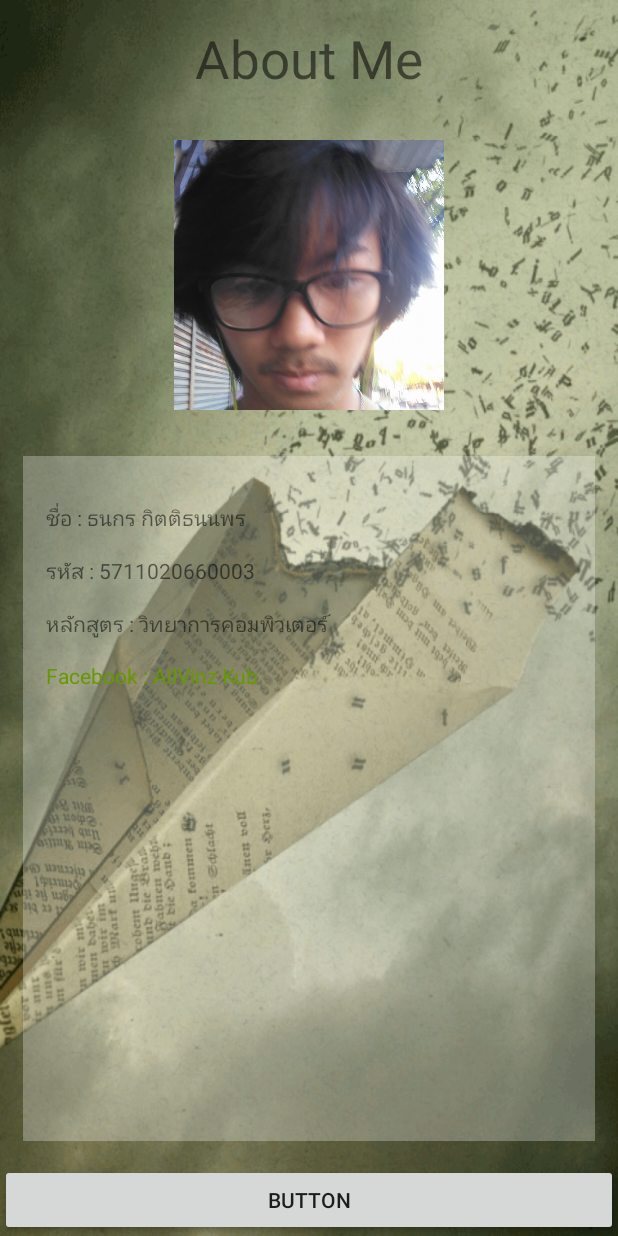
After one commit to AllvinZ/Myfirstapp, an Android app: the aboutme screen opened directly, with no data from a screen before it, on a phone screen of 412 x 824 dp. The commit adds this screen. Run offline under Robolectric (Android 15) with nearby library versions, the phone set to English and light mode, and no system bars.

Commit message:
Test1 Complete

```diff
--- a/app/build.gradle
+++ b/app/build.gradle
@@ -25,5 +25,6 @@ dependencies {
         exclude group: 'com.android.support', module: 'support-annotations'
     })
     compile 'com.android.support:appcompat-v7:25.1.1'
+    compile 'com.android.support.constraint:constraint-layout:1.0.2'
     testCompile 'junit:junit:4.12'
 }
--- a/app/src/main/AndroidManifest.xml
+++ b/app/src/main/AndroidManifest.xml
@@ -15,7 +15,8 @@
                 <category android:name="android.intent.category.LAUNCHER" />
             </intent-filter>
         </activity>
-        <activity android:name=".Detail"></activity>
+        <activity android:name=".Detail" />
+        <activity android:name=".aboutme"></activity>
     </application>
 
 </manifest>
--- a/app/src/main/java/comsci/adoublelz/myfirstapp/MainActivity.java
+++ b/app/src/main/java/comsci/adoublelz/myfirstapp/MainActivity.java
@@ -6,6 +6,7 @@ import android.support.v7.app.AppCompatActivity;
 import android.os.Bundle;
 import android.view.View;
 import android.widget.AdapterView;
+import android.widget.Button;
 import android.widget.ListView;
 
 public class MainActivity extends AppCompatActivity {
@@ -63,9 +64,19 @@ public class MainActivity extends AppCompatActivity {
 
             }
         });
+        Button button = (Button) findViewById(R.id.btnAboutme);
+        button.setOnClickListener(new View.OnClickListener() {
+            @Override
+            public void onClick(View v) {
+                Intent intent = new Intent(MainActivity.this,aboutme.class);
+                startActivity(intent);
+            }
+        });
+
+    }
 
 
-    } /* Main Class onCreate*/
+    /* Main Class onCreate*/
 
     public void onClickMoreInfo(View view) {
         Intent intent = new Intent(Intent.ACTION_VIEW);
--- /dev/null
+++ b/app/src/main/java/comsci/adoublelz/myfirstapp/aboutme.java
@@ -0,0 +1,29 @@
+package comsci.adoublelz.myfirstapp;
+
+import android.content.Intent;
+import android.net.Uri;
+import android.support.v7.app.AppCompatActivity;
+import android.os.Bundle;
+import android.view.View;
+
+public class aboutme extends AppCompatActivity {
+
+    @Override
+    protected void onCreate(Bundle savedInstanceState) {
+        super.onCreate(savedInstanceState);
+        setContentView(R.layout.activity_aboutme);
+    }
+
+    public void facebook (View view) {
+        Intent intent = new Intent(Intent.ACTION_VIEW);
+        intent.setData(Uri.parse("https://www.facebook.com/MomuntineZ"));
+        startActivity(intent);
+
+    }
+
+    public void onclickBack (View view ){
+        finish();
+
+
+    }
+}
--- /dev/null
+++ b/app/src/main/res/layout/activity_aboutme.xml
@@ -0,0 +1,88 @@
+<?xml version="1.0" encoding="utf-8"?>
+<RelativeLayout xmlns:android="http://schemas.android.com/apk/res/android"
+    xmlns:app="http://schemas.android.com/apk/res-auto"
+    android:layout_width="match_parent"
+    android:layout_height="match_parent"
+    android:background="@drawable/bg10">
+
+    <TextView
+        android:id="@+id/abouttext"
+        android:layout_width="wrap_content"
+        android:layout_height="wrap_content"
+        android:layout_centerHorizontal="true"
+        android:layout_margin="@dimen/my_margin"
+        android:text="@string/aboutMe"
+        android:textSize="@dimen/h1" />
+
+    <ImageView
+        android:id="@+id/aboutimage"
+        android:layout_width="@dimen/mypro"
+        android:layout_height="@dimen/mypro"
+        android:layout_below="@+id/abouttext"
+        android:layout_centerHorizontal="true"
+        android:layout_margin="@dimen/my_margin"
+        app:srcCompat="@drawable/test1" />
+
+    <Button
+        android:id="@+id/btnAboutme"
+        android:layout_width="match_parent"
+        android:layout_height="wrap_content"
+        android:layout_alignParentBottom="true"
+        android:onClick="onclickBack"
+        android:text="Button"
+        android:textSize="@dimen/h3" />
+
+    <ScrollView
+        android:layout_width="match_parent"
+        android:layout_height="match_parent"
+        android:layout_above="@+id/btnAboutme"
+        android:layout_below="@+id/aboutimage"
+        android:layout_margin="@dimen/my_margin"
+        android:background="#47ffffff">
+
+        <LinearLayout
+            android:layout_width="match_parent"
+            android:layout_height="wrap_content"
+            android:layout_margin="@dimen/my_margin"
+            android:orientation="vertical">
+
+            <TextView
+                android:id="@+id/name"
+                android:layout_width="match_parent"
+                android:layout_height="wrap_content"
+                android:layout_marginTop="@dimen/my_margin"
+                android:text="@string/name"
+                android:textSize="@dimen/h3" />
+
+            <TextView
+                android:id="@+id/idstu"
+                android:layout_width="match_parent"
+                android:layout_height="wrap_content"
+                android:layout_marginTop="@dimen/my_margin"
+                android:text="@string/idstu"
+                android:textSize="@dimen/h3" />
+
+            <TextView
+                android:id="@+id/comsci"
+                android:layout_width="match_parent"
+                android:layout_height="wrap_content"
+                android:layout_marginTop="@dimen/my_margin"
+                android:text="@string/comsi"
+                android:textSize="@dimen/h3" />
+
+            <TextView
+                android:id="@+id/facebook"
+                android:layout_width="match_parent"
+                android:layout_height="wrap_content"
+                android:layout_marginTop="@dimen/my_margin"
+                android:autoLink="web"
+                android:clickable="true"
+                android:contextClickable="true"
+                android:onClick="facebook"
+                android:text="@string/facebook"
+                android:textColor="@android:color/holo_green_dark"
+                android:textColorHighlight="@android:color/background_dark"
+                android:textSize="@dimen/h3" />
+        </LinearLayout>
+    </ScrollView>
+</RelativeLayout>
--- a/app/src/main/res/layout/activity_main.xml
+++ b/app/src/main/res/layout/activity_main.xml
@@ -48,7 +48,7 @@
             android:text="@string/moreinfo" />
 
         <Button
-            android:id="@+id/btnAboutMe"
+            android:id="@+id/btnAboutme"
             android:layout_width="wrap_content"
             android:layout_height="wrap_content"
             android:layout_weight="1"
--- a/app/src/main/res/values/dimens.xml
+++ b/app/src/main/res/values/dimens.xml
@@ -9,4 +9,5 @@
     <dimen name="my_margin">15dp</dimen>
     <dimen name="my_icon">120dp</dimen>
     <dimen name="my_picture">150dp</dimen>
+    <dimen name="mypro">180dp</dimen>
 </resources>
--- a/app/src/main/res/values/strings.xml
+++ b/app/src/main/res/values/strings.xml
@@ -3,4 +3,9 @@
     <string name="txttitle">ป้ายจราจร</string>
     <string name="moreinfo">More Info</string>
     <string name="aboutMe">About Me</string>
+    <string name="name">ชื่อ : ธนกร   กิตติธนนพร</string>
+    <string name="idstu">รหัส : 5711020660003</string>
+    <string name="comsi">หลักสูตร : วิทยาการคอมพิวเตอร์</string>
+    <string name="facebook">Facebook : AllVinz Kub</string>
+
 </resources>
```
Also changed, not shown: app/src/main/res/drawable/test1.png (added).
